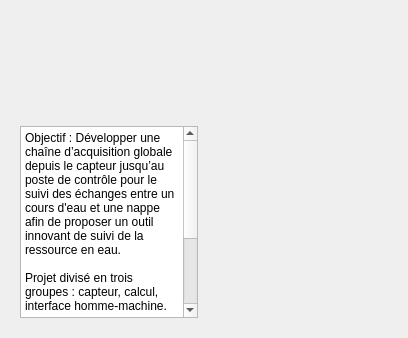
GVigne/Molonari-2022, file Molonari_2021/ihm/molonaviz/dialogaboutus.ui: the form before one commit.
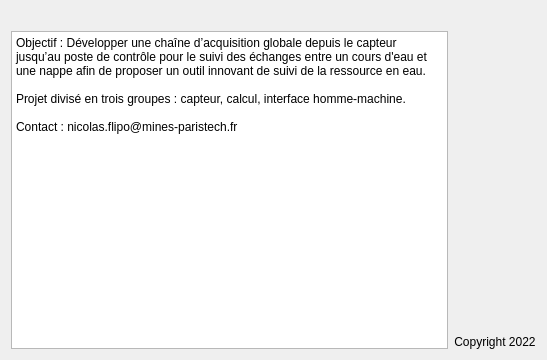
The form after the commit. Icons and pictures are not drawn.

What changed in the file:
```diff
--- a/Molonari_2021/ihm/molonaviz/dialogaboutus.ui
+++ b/Molonari_2021/ihm/molonaviz/dialogaboutus.ui
@@ -6,8 +6,8 @@
    <rect>
     <x>0</x>
     <y>0</y>
-    <width>961</width>
-    <height>919</height>
+    <width>547</width>
+    <height>360</height>
    </rect>
   </property>
   <property name="sizePolicy">
@@ -16,106 +16,79 @@
     <verstretch>0</verstretch>
    </sizepolicy>
   </property>
+  <property name="minimumSize">
+   <size>
+    <width>547</width>
+    <height>360</height>
+   </size>
+  </property>
+  <property name="maximumSize">
+   <size>
+    <width>547</width>
+    <height>360</height>
+   </size>
+  </property>
   <property name="windowTitle">
    <string>About Us</string>
   </property>
   <layout class="QGridLayout" name="gridLayout">
-   <property name="sizeConstraint">
-    <enum>QLayout::SetFixedSize</enum>
-   </property>
    <item row="0" column="0" colspan="2">
     <widget class="QLabel" name="label">
-     <property name="sizePolicy">
-      <sizepolicy hsizetype="Ignored" vsizetype="MinimumExpanding">
-       <horstretch>0</horstretch>
-       <verstretch>0</verstretch>
-      </sizepolicy>
-     </property>
-     <property name="minimumSize">
-      <size>
-       <width>100</width>
-       <height>100</height>
-      </size>
-     </property>
-     <property name="styleSheet">
-      <string notr="true"/>
-     </property>
-     <property name="frameShape">
-      <enum>QFrame::NoFrame</enum>
-     </property>
      <property name="text">
       <string/>
      </property>
-     <property name="textFormat">
-      <enum>Qt::PlainText</enum>
-     </property>
      <property name="pixmap">
       <pixmap>LogoMines.jpeg</pixmap>
      </property>
-     <property name="scaledContents">
-      <bool>true</bool>
-     </property>
-     <property name="wordWrap">
-      <bool>false</bool>
-     </property>
-     <property name="margin">
-      <number>0</number>
-     </property>
-     <property name="indent">
-      <number>-1</number>
-     </property>
     </widget>
    </item>
    <item row="1" column="0">
-    <widget class="QWidget" name="widget" native="true">
-     <layout class="QHBoxLayout" name="horizontalLayout_2" stretch="1,1">
-      <property name="sizeConstraint">
-       <enum>QLayout::SetNoConstraint</enum>
-      </property>
-      <item>
        <widget class="QPlainTextEdit" name="plainTextEdit">
         <property name="plainText">
          <string>Objectif : Développer une chaîne d’acquisition globale depuis le capteur jusqu’au poste de contrôle pour le suivi des échanges entre un cours d'eau et une nappe afin de proposer un outil innovant de suivi de la ressource en eau.
 
 Projet divisé en trois groupes : capteur, calcul, interface homme-machine.
 
-Copyright in 2022
-Expiration date : unlimited
-Contact : nicolas.flipo@mines-paristech.fr
-</string>
-        </property>
-       </widget>
+Contact : nicolas.flipo@mines-paristech.fr</string>
+     </property>
+    </widget>
+   </item>
+   <item row="1" column="1">
+    <layout class="QVBoxLayout" name="verticalLayout">
+     <item>
+      <spacer name="verticalSpacer">
+       <property name="orientation">
+        <enum>Qt::Vertical</enum>
+       </property>
+       <property name="sizeHint" stdset="0">
+        <size>
+         <width>20</width>
+         <height>40</height>
+        </size>
+       </property>
+      </spacer>
       </item>
       <item>
        <widget class="QLabel" name="label_2">
-        <property name="sizePolicy">
-         <sizepolicy hsizetype="Preferred" vsizetype="Preferred">
-          <horstretch>0</horstretch>
-          <verstretch>0</verstretch>
-         </sizepolicy>
-        </property>
-        <property name="minimumSize">
-         <size>
-          <width>100</width>
-          <height>100</height>
-         </size>
-        </property>
-        <property name="styleSheet">
-         <string notr="true"/>
-        </property>
         <property name="text">
          <string/>
         </property>
         <property name="pixmap">
-         <pixmap>MolonavizIcon.png</pixmap>
-        </property>
-        <property name="scaledContents">
-         <bool>true</bool>
+        <pixmap>MolonavizIcon_th.png</pixmap>
+       </property>
+      </widget>
+     </item>
+     <item>
+      <widget class="QLabel" name="label_3">
+       <property name="text">
+        <string>Copyright 2022</string>
+       </property>
+       <property name="alignment">
+        <set>Qt::AlignCenter</set>
         </property>
        </widget>
       </item>
      </layout>
-    </widget>
    </item>
   </layout>
  </widget>
```
Lines whose indentation alone changed are shown as unchanged.
